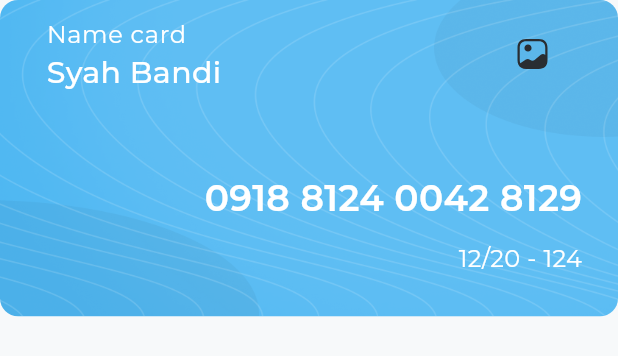
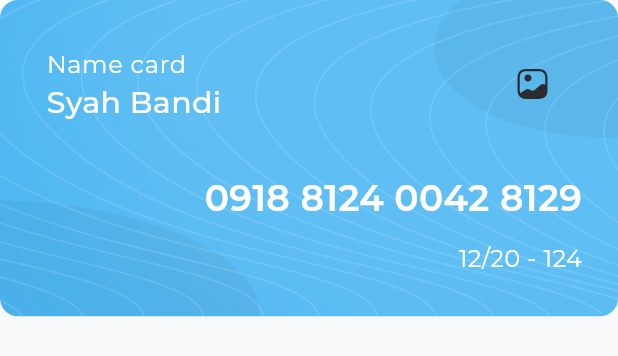
Before and after one commit to Nidhal-Khazene/Invoicing-Dashboard, a Flutter app: the MyCard widget shown alone on an empty page, opened directly, on a phone screen of 412 x 824 dp. Shown: the top 356 px of the screen. Run offline on Flutter 3.47's test engine with Material 3 defaults, Android fonts, the phone set to English and light mode, and no system bars; our stand-ins replace expandable_page_view, flutter_svg.

Commit message:
add my cards section widget

```diff
--- a/lib/widgets/desktop_layout.dart
+++ b/lib/widgets/desktop_layout.dart
@@ -1,6 +1,6 @@
 import 'package:flutter/material.dart';
 import 'package:invoicing_dashboard/widgets/custom_drawer.dart';
-import 'package:invoicing_dashboard/widgets/my_card.dart';
+import 'package:invoicing_dashboard/widgets/my_cards_section.dart';
 
 import 'all_expenses_and_quick_invoice_section.dart';
 
@@ -13,9 +13,9 @@ class DesktopLayout extends StatelessWidget {
       children: [
         Expanded(child: CustomDrawer()),
         SizedBox(width: 32),
-        Expanded(flex: 2, child: AllExpensesAndQuickInvoiceSection()),
+        Expanded(flex: 3, child: AllExpensesAndQuickInvoiceSection()),
         SizedBox(width: 24),
-        Expanded(child: MyCard()),
+        Expanded(flex: 2, child: MyCardsSection()),
       ],
     );
   }
--- a/lib/widgets/my_card.dart
+++ b/lib/widgets/my_card.dart
@@ -1,5 +1,6 @@
 import 'package:flutter/material.dart';
 import 'package:flutter_svg/flutter_svg.dart';
+import 'package:invoicing_dashboard/constants.dart';
 import 'package:invoicing_dashboard/utils/app_styles.dart';
 import 'package:invoicing_dashboard/utils/images.dart';
 
@@ -11,12 +12,12 @@ class MyCard extends StatelessWidget {
     return AspectRatio(
       aspectRatio: 420 / 215,
       child: Container(
-        width: 420,
         decoration: ShapeDecoration(
           image: const DecorationImage(
+            fit: BoxFit.fill,
             image: AssetImage(Images.iconsCardBackgroundAffect),
           ),
-          color: const Color(0xFF4EB7F2),
+          color: kPrimaryColor,
           shape: RoundedRectangleBorder(
             borderRadius: BorderRadius.circular(12),
           ),
@@ -25,7 +26,11 @@ class MyCard extends StatelessWidget {
           crossAxisAlignment: CrossAxisAlignment.end,
           children: [
             ListTile(
-              contentPadding: const EdgeInsets.only(left: 31, right: 45),
+              contentPadding: const EdgeInsets.only(
+                left: 31,
+                right: 45,
+                top: 20,
+              ),
               title: Text(
                 "Name card",
                 style: AppStyles.regular16.copyWith(color: Colors.white),
```
Also changed, not shown: lib/widgets/my_cards_section.dart (added, +15 -0 lines).
